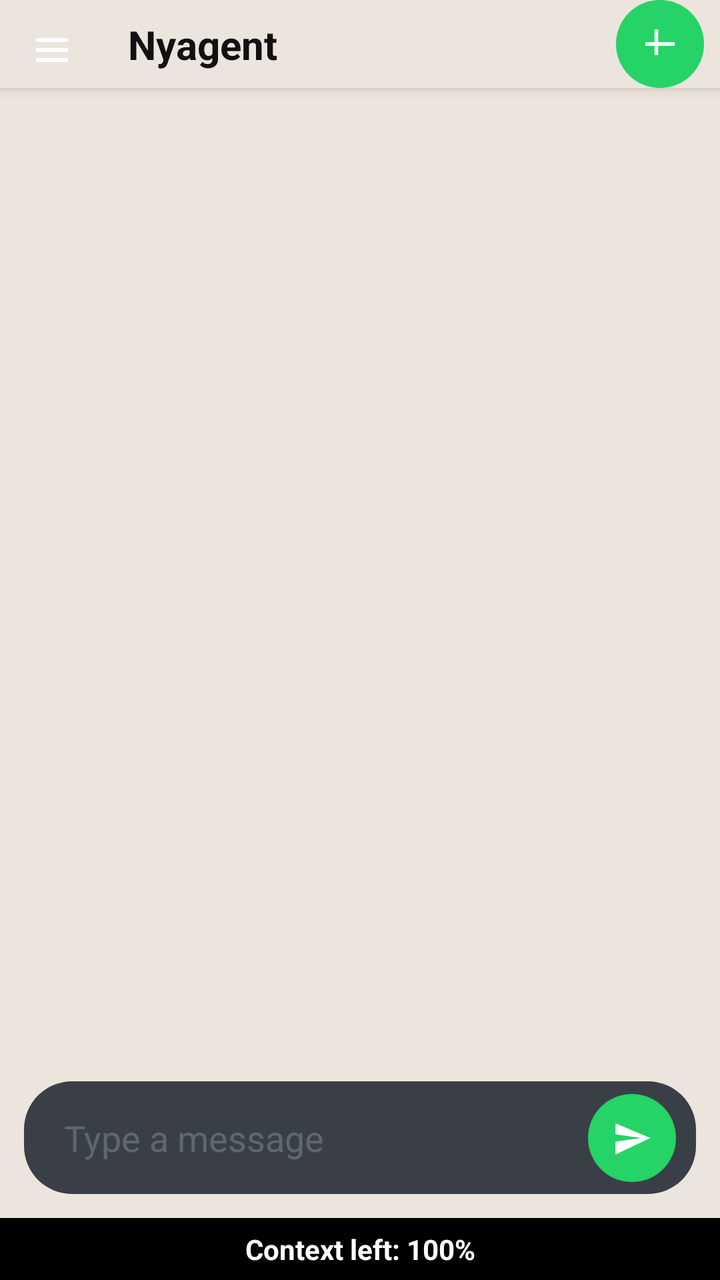
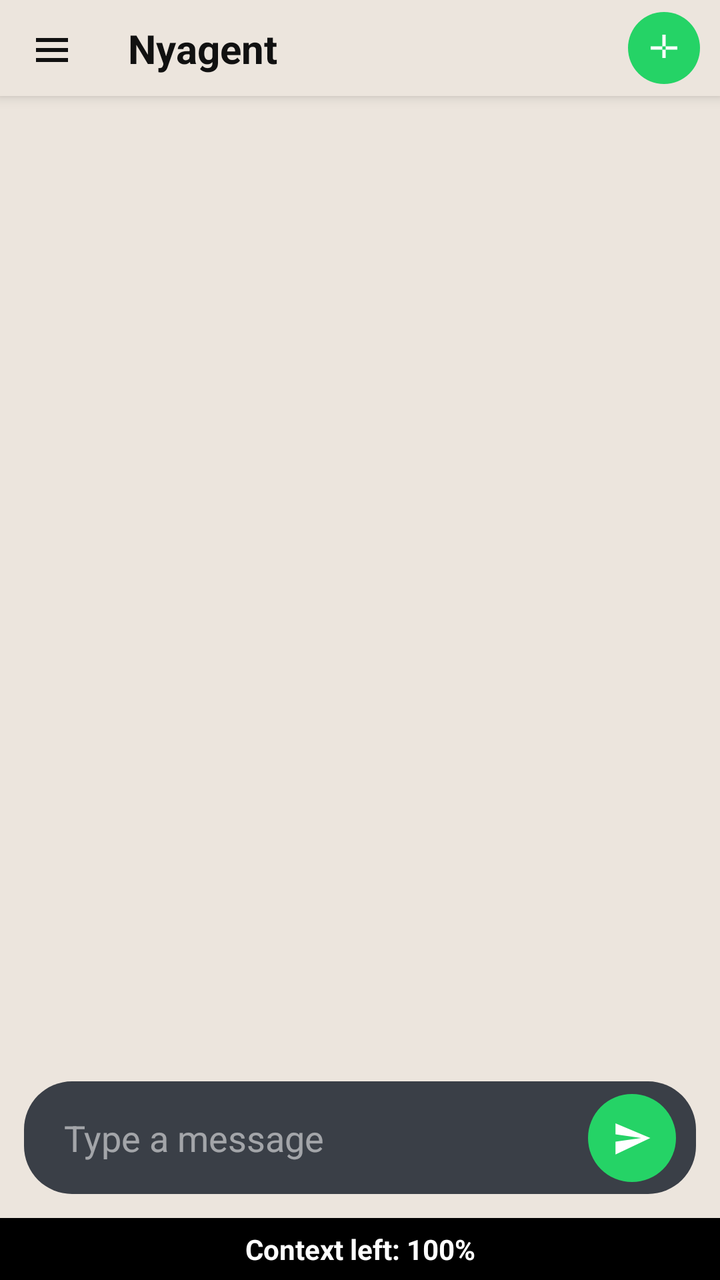

Compare the two renders of this Android layout. The source of the first and the diff that turns it into the second are given below.
<!-- AndroidManifest.xml: application theme Theme.Nyagent -->
<!-- res/layout/activity_main.xml -->
<?xml version="1.0" encoding="utf-8"?>
<androidx.constraintlayout.widget.ConstraintLayout xmlns:android="http://schemas.android.com/apk/res/android"
    xmlns:app="http://schemas.android.com/apk/res-auto"
    xmlns:tools="http://schemas.android.com/tools"
    android:layout_width="match_parent"
    android:layout_height="match_parent"
    android:background="@color/chat_background"
    tools:context=".MainActivity">

    
    <androidx.constraintlayout.widget.ConstraintLayout
        android:id="@+id/topBar"
        android:layout_width="0dp"
        android:layout_height="wrap_content"
        android:background="@color/chat_topbar"
        android:elevation="4dp"
        app:layout_constraintEnd_toEndOf="parent"
        app:layout_constraintStart_toStartOf="parent"
        app:layout_constraintTop_toTopOf="parent">

        <ImageButton
            android:id="@+id/btnMenu"
            android:layout_width="44dp"
            android:layout_height="44dp"
            android:layout_marginStart="4dp"
            android:background="@null"
            android:contentDescription="Menu"
            android:src="@drawable/icon_menu"
            app:layout_constraintStart_toStartOf="parent"
            app:layout_constraintTop_toTopOf="parent"
            app:layout_constraintBottom_toBottomOf="parent" />

        <TextView
            android:id="@+id/tvAppTitle"
            android:layout_width="wrap_content"
            android:layout_height="wrap_content"
            android:layout_marginStart="16dp"
            android:text="@string/app_name"
            android:textColor="@color/topbar_text"
            android:textSize="20sp"
            android:textStyle="bold"
            app:layout_constraintStart_toEndOf="@id/btnMenu"
            app:layout_constraintTop_toTopOf="parent"
            app:layout_constraintBottom_toBottomOf="parent" />

        <ImageButton
            android:id="@+id/btnNewChat"
            android:layout_width="44dp"
            android:layout_height="44dp"
            android:layout_marginEnd="8dp"
            android:background="@drawable/new_chat_circle_background"
            android:contentDescription="New chat"
            android:src="@drawable/icon_new_chat"
            app:layout_constraintEnd_toEndOf="parent"
            app:layout_constraintTop_toTopOf="parent"
            app:layout_constraintBottom_toBottomOf="parent" />
    </androidx.constraintlayout.widget.ConstraintLayout>

    
    <View
        android:id="@+id/panelBackdrop"
        android:layout_width="0dp"
        android:layout_height="0dp"
        android:background="#66000000"
        android:visibility="gone"
        app:layout_constraintBottom_toBottomOf="parent"
        app:layout_constraintEnd_toEndOf="parent"
        app:layout_constraintStart_toStartOf="parent"
        app:layout_constraintTop_toTopOf="parent" />

    
    <androidx.constraintlayout.widget.ConstraintLayout
        android:id="@+id/leftPanel"
        android:layout_width="280dp"
        android:layout_height="0dp"
        android:background="@color/panel_background"
        android:elevation="12dp"
        android:visibility="gone"
        app:layout_constraintBottom_toBottomOf="parent"
        app:layout_constraintStart_toStartOf="parent"
        app:layout_constraintTop_toTopOf="parent">

        <TextView
            android:id="@+id/tvPanelTitle"
            android:layout_width="0dp"
            android:layout_height="wrap_content"
            android:padding="12dp"
            android:text="Conversations"
            android:textColor="#FF111111"
            android:textSize="16sp"
            android:textStyle="bold"
            app:layout_constraintEnd_toEndOf="parent"
            app:layout_constraintStart_toStartOf="parent"
            app:layout_constraintTop_toTopOf="parent" />

        <androidx.recyclerview.widget.RecyclerView
            android:id="@+id/rvConversations"
            android:layout_width="0dp"
            android:layout_height="0dp"
            android:scrollbars="vertical"
            app:layout_constraintBottom_toTopOf="@id/btnPaneSettings"
            app:layout_constraintEnd_toEndOf="parent"
            app:layout_constraintStart_toStartOf="parent"
            app:layout_constraintTop_toBottomOf="@id/tvPanelTitle" />

        <Button
            android:id="@+id/btnPaneSettings"
            android:layout_width="0dp"
            android:layout_height="wrap_content"
            android:background="@color/panel_settings_bg"
            android:text="Settings"
            android:textColor="#FFFFFFFF"
            app:layout_constraintBottom_toBottomOf="parent"
            app:layout_constraintEnd_toEndOf="parent"
            app:layout_constraintStart_toStartOf="parent" />
    </androidx.constraintlayout.widget.ConstraintLayout>

    
    <androidx.recyclerview.widget.RecyclerView
        android:id="@+id/rvMessages"
        android:layout_width="0dp"
        android:layout_height="0dp"
        android:layout_marginStart="4dp"
        android:layout_marginEnd="4dp"
        android:padding="8dp"
        android:scrollbars="vertical"
        android:verticalScrollbarPosition="right"
        app:layout_constraintBottom_toTopOf="@id/editBar"
        app:layout_constraintEnd_toEndOf="parent"
        app:layout_constraintStart_toStartOf="parent"
        app:layout_constraintTop_toBottomOf="@id/topBar" />

    
    <androidx.constraintlayout.widget.ConstraintLayout
        android:id="@+id/editBar"
        android:layout_width="0dp"
        android:layout_height="wrap_content"
        android:background="@color/edit_bar"
        android:paddingStart="12dp"
        android:paddingEnd="12dp"
        android:visibility="gone"
        app:layout_constraintBottom_toTopOf="@id/inputBar"
        app:layout_constraintEnd_toEndOf="parent"
        app:layout_constraintStart_toStartOf="parent">

        <ImageButton
            android:id="@+id/btnEditClose"
            android:layout_width="36dp"
            android:layout_height="36dp"
            android:background="@drawable/close_circle_background"
            android:contentDescription="Cancel edit"
            android:src="@drawable/icon_close"
            app:layout_constraintStart_toStartOf="parent"
            app:layout_constraintTop_toTopOf="parent"
            app:layout_constraintBottom_toBottomOf="parent" />

        <TextView
            android:id="@+id/tvEditingLabel"
            android:layout_width="wrap_content"
            android:layout_height="wrap_content"
            android:layout_marginStart="10dp"
            android:text="Editing message"
            android:textColor="#1A1A1A"
            android:textSize="14sp"
            android:textStyle="bold"
            app:layout_constraintStart_toEndOf="@id/btnEditClose"
            app:layout_constraintTop_toTopOf="parent"
            app:layout_constraintBottom_toBottomOf="parent" />
    </androidx.constraintlayout.widget.ConstraintLayout>

    
    <androidx.constraintlayout.widget.ConstraintLayout
        android:id="@+id/contextBar"
        android:layout_width="0dp"
        android:layout_height="wrap_content"
        android:background="@color/black"
        android:paddingTop="6dp"
        android:paddingBottom="6dp"
        android:visibility="visible"
        app:layout_constraintBottom_toBottomOf="parent"
        app:layout_constraintEnd_toEndOf="parent"
        app:layout_constraintStart_toStartOf="parent">

        <TextView
            android:id="@+id/lblContext"
            android:layout_width="0dp"
            android:layout_height="wrap_content"
            android:gravity="center"
            android:text="Context left: 100%"
            android:textColor="@android:color/white"
            android:textSize="14sp"
            android:textStyle="bold"
            app:layout_constraintBottom_toBottomOf="parent"
            app:layout_constraintEnd_toEndOf="parent"
            app:layout_constraintStart_toStartOf="parent"
            app:layout_constraintTop_toTopOf="parent" />
    </androidx.constraintlayout.widget.ConstraintLayout>

    
    <androidx.constraintlayout.widget.ConstraintLayout
        android:id="@+id/inputBar"
        android:layout_width="0dp"
        android:layout_height="wrap_content"
        android:layout_marginStart="12dp"
        android:layout_marginEnd="12dp"
        android:layout_marginBottom="12dp"
        android:background="@drawable/input_area_background"
        android:padding="4dp"
        app:layout_constraintBottom_toTopOf="@id/contextBar"
        app:layout_constraintEnd_toEndOf="parent"
        app:layout_constraintStart_toStartOf="parent">

        <EditText
            android:id="@+id/etPrompt"
            android:layout_width="0dp"
            android:layout_height="wrap_content"
            android:background="@null"
            android:hint="Type a message"
            android:inputType="textMultiLine"
            android:maxLines="4"
            android:minHeight="40dp"
            android:paddingLeft="16dp"
            android:paddingRight="16dp"
            android:paddingTop="12dp"
            android:paddingBottom="12dp"
            android:scrollHorizontally="false"
            android:textColor="@color/input_text"
            android:textColorHint="#77889999"
            app:layout_constraintBottom_toBottomOf="parent"
            app:layout_constraintEnd_toStartOf="@id/btnSendText"
            app:layout_constraintStart_toStartOf="parent"
            app:layout_constraintTop_toTopOf="parent" />

        <ImageButton
            android:id="@+id/btnSendText"
            android:layout_width="44dp"
            android:layout_height="44dp"
            android:layout_marginEnd="6dp"
            android:background="@drawable/send_button_background"
            android:contentDescription="Send"
            android:src="@drawable/icon_send"
            app:layout_constraintBottom_toBottomOf="parent"
            app:layout_constraintEnd_toEndOf="parent"
            app:layout_constraintTop_toTopOf="parent" />
    </androidx.constraintlayout.widget.ConstraintLayout>
</androidx.constraintlayout.widget.ConstraintLayout>
<!-- resources referenced by this layout -->
<resources>
  <color name="black">#FF000000</color>
  <color name="chat_background">#FFECE5DD</color>
  <color name="chat_topbar">#FFECE5DD</color>
  <color name="edit_bar">#FFE6E0D8</color>
  <color name="input_text">#FF111111</color>
  <color name="panel_background">#FF2A2A2A</color>
  <color name="panel_settings_bg">#FF3A3F47</color>
  <color name="topbar_text">#FF111111</color>
  <!-- drawable close_circle_background (drawable) -->
  <?xml version="1.0" encoding="utf-8"?>
  <layer-list xmlns:android="http://schemas.android.com/apk/res/android">
      <item>
          <shape android:shape="oval">
              <solid android:color="#FFD32F2F" />
          </shape>
      </item>
  </layer-list>
  <!-- drawable icon_close (drawable) -->
  <?xml version="1.0" encoding="utf-8"?>
  <vector xmlns:android="http://schemas.android.com/apk/res/android"
      android:width="24dp"
      android:height="24dp"
      android:viewportWidth="24"
      android:viewportHeight="24">
      <path
          android:fillColor="@color/white"
          android:pathData="M19,6.41L17.59,5L12,10.59L6.41,5L5,6.41L10.59,12L5,17.59L6.41,19L12,13.41L17.59,19L19,17.59L13.41,12L19,6.41Z" />
  </vector>
  <!-- drawable icon_menu (drawable) -->
  <?xml version="1.0" encoding="utf-8"?>
  <vector xmlns:android="http://schemas.android.com/apk/res/android"
      android:width="24dp"
      android:height="24dp"
      android:viewportWidth="24"
      android:viewportHeight="24">
      <path
          android:fillColor="#FFFFFFFF"
          android:pathData="M4,9h16v2h-16z M4,14h16v2h-16z M4,19h16v2h-16z" />
  </vector>
  <!-- drawable icon_new_chat (drawable) -->
  <?xml version="1.0" encoding="utf-8"?>
  <vector xmlns:android="http://schemas.android.com/apk/res/android"
      android:width="22dp"
      android:height="22dp"
      android:viewportWidth="24"
      android:viewportHeight="24">
      <path
          android:fillColor="#FFFFFFFF"
          android:pathData="M4,11h16v2h-16z M11,4v14h-2v-14h-2z" />
  </vector>
  <!-- drawable icon_send (drawable) -->
  <?xml version="1.0" encoding="utf-8"?>
  <vector xmlns:android="http://schemas.android.com/apk/res/android"
      android:width="22dp"
      android:height="22dp"
      android:viewportWidth="24"
      android:viewportHeight="24">
      <path
          android:fillColor="@color/white"
          android:pathData="M3,21L22,12L3,4V10L17,12L3,14V21Z" />
  </vector>
  <!-- drawable input_area_background (drawable) -->
  <?xml version="1.0" encoding="utf-8"?>
  <layer-list xmlns:android="http://schemas.android.com/apk/res/android">
      <item>
          <shape android:shape="rectangle">
              <solid android:color="@color/input_area" />
              <corners android:radius="24dp" />
          </shape>
      </item>
  </layer-list>
  <!-- drawable new_chat_circle_background (drawable) -->
  <?xml version="1.0" encoding="utf-8"?>
  <layer-list xmlns:android="http://schemas.android.com/apk/res/android">
      <item>
          <shape android:shape="oval">
              <solid android:color="@color/new_chat_circle" />
          </shape>
      </item>
  </layer-list>
  <!-- drawable send_button_background (drawable) -->
  <?xml version="1.0" encoding="utf-8"?>
  <layer-list xmlns:android="http://schemas.android.com/apk/res/android">
      <item>
          <shape android:shape="oval">
              <solid android:color="@color/send_circle" />
          </shape>
      </item>
  </layer-list>
  <string name="app_name">Nyagent</string>
  <color name="white">#FFFFFFFF</color>
  <color name="input_area">#FF3A3F47</color>
  <color name="new_chat_circle">#FF25D366</color>
  <color name="send_circle">#FF25D366</color>
  <color name="purple_500">#FF6200EE</color>
  <color name="purple_700">#FF3700B3</color>
  <color name="teal_200">#FF03DAC5</color>
  <color name="teal_700">#FF018786</color>
  <!-- unchanged entries left out for length: 1 -->
</resources>

<!-- the commit's change to res/layout/activity_main.xml (unified diff, before → after) -->
@@ -25,6 +25,8 @@
             android:layout_marginStart="4dp"
             android:background="@null"
             android:contentDescription="Menu"
+            android:paddingTop="11dp"
+            android:paddingBottom="11dp"
             android:src="@drawable/icon_menu"
             app:layout_constraintStart_toStartOf="parent"
             app:layout_constraintTop_toTopOf="parent"
@@ -45,9 +47,11 @@
 
         <ImageButton
             android:id="@+id/btnNewChat"
-            android:layout_width="44dp"
-            android:layout_height="44dp"
-            android:layout_marginEnd="8dp"
+            android:layout_width="36dp"
+            android:layout_height="36dp"
+            android:layout_marginEnd="10dp"
+            android:layout_marginTop="6dp"
+            android:layout_marginBottom="6dp"
             android:background="@drawable/new_chat_circle_background"
             android:contentDescription="New chat"
             android:src="@drawable/icon_new_chat"
@@ -93,6 +97,15 @@
             app:layout_constraintStart_toStartOf="parent"
             app:layout_constraintTop_toTopOf="parent" />
 
+        <View
+            android:id="@+id/panelDivider"
+            android:layout_width="0dp"
+            android:layout_height="1dp"
+            android:background="@color/panel_divider"
+            app:layout_constraintEnd_toEndOf="parent"
+            app:layout_constraintStart_toStartOf="parent"
+            app:layout_constraintTop_toBottomOf="@id/tvPanelTitle" />
+
         <androidx.recyclerview.widget.RecyclerView
             android:id="@+id/rvConversations"
             android:layout_width="0dp"
@@ -101,7 +114,7 @@
             app:layout_constraintBottom_toTopOf="@id/btnPaneSettings"
             app:layout_constraintEnd_toEndOf="parent"
             app:layout_constraintStart_toStartOf="parent"
-            app:layout_constraintTop_toBottomOf="@id/tvPanelTitle" />
+            app:layout_constraintTop_toBottomOf="@id/panelDivider" />
 
         <Button
             android:id="@+id/btnPaneSettings"
@@ -224,8 +237,8 @@
             android:paddingTop="12dp"
             android:paddingBottom="12dp"
             android:scrollHorizontally="false"
-            android:textColor="@color/input_text"
-            android:textColorHint="#77889999"
+            android:textColor="#FFFFFFFF"
+            android:textColorHint="#88FFFFFF"
             app:layout_constraintBottom_toBottomOf="parent"
             app:layout_constraintEnd_toStartOf="@id/btnSendText"
             app:layout_constraintStart_toStartOf="parent"
<!-- resource entries referenced after the edit -->
@@ -4,8 +4,8 @@
   <color name="chat_background">#FFECE5DD</color>
   <color name="chat_topbar">#FFECE5DD</color>
   <color name="edit_bar">#FFE6E0D8</color>
-  <color name="input_text">#FF111111</color>
   <color name="panel_background">#FF2A2A2A</color>
+  <color name="panel_divider">#FF555555</color>
   <color name="panel_settings_bg">#FF3A3F47</color>
   <color name="topbar_text">#FF111111</color>
   <!-- drawable close_circle_background (drawable) -->
@@ -36,19 +36,19 @@
       android:viewportWidth="24"
       android:viewportHeight="24">
       <path
-          android:fillColor="#FFFFFFFF"
-          android:pathData="M4,9h16v2h-16z M4,14h16v2h-16z M4,19h16v2h-16z" />
+          android:fillColor="#FF111111"
+          android:pathData="M4,7h16v2h-16z M4,12h16v2h-16z M4,17h16v2h-16z" />
   </vector>
   <!-- drawable icon_new_chat (drawable) -->
   <?xml version="1.0" encoding="utf-8"?>
   <vector xmlns:android="http://schemas.android.com/apk/res/android"
-      android:width="22dp"
-      android:height="22dp"
+      android:width="20dp"
+      android:height="20dp"
       android:viewportWidth="24"
       android:viewportHeight="24">
       <path
           android:fillColor="#FFFFFFFF"
-          android:pathData="M4,11h16v2h-16z M11,4v14h-2v-14h-2z" />
+          android:pathData="M4,11h16v2h-16z M11,4v14h2v-14h-2z" />
   </vector>
   <!-- drawable icon_send (drawable) -->
   <?xml version="1.0" encoding="utf-8"?>
